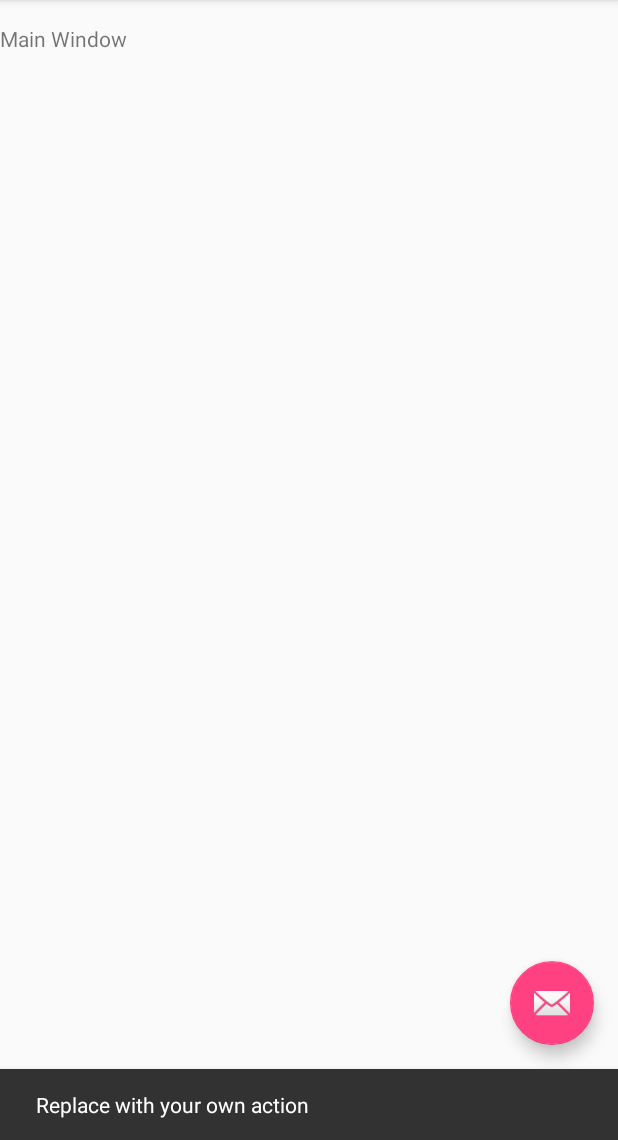
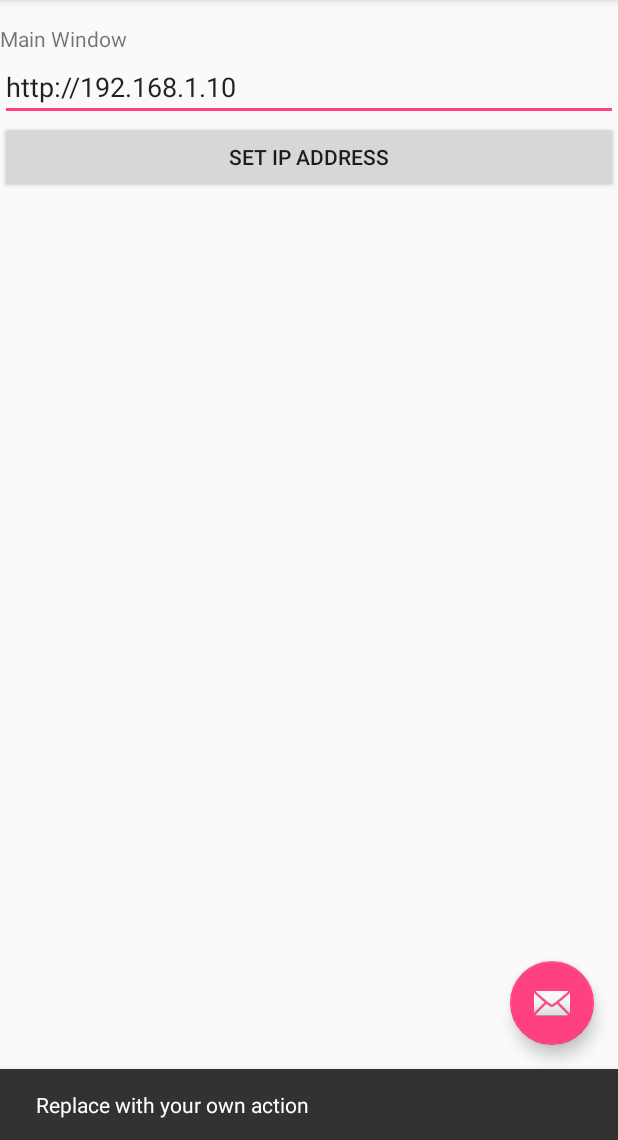
Before and after one commit to suhelhammoud/android.mcu, an Android app: the screen it shows after launch (MainActivity), after a tap on an icon or button, on a phone screen of 412 x 824 dp, the part 96-1236 px from its top. Run offline under Robolectric (Android 15) with nearby library versions, the phone set to English and light mode, and no system bars.

Commit message:
set ip address

```diff
--- a/app/src/main/java/sy/edu/au/nodemcu/F1Main.java
+++ b/app/src/main/java/sy/edu/au/nodemcu/F1Main.java
@@ -10,21 +10,49 @@ import android.util.Log;
 import android.view.LayoutInflater;
 import android.view.View;
 import android.view.ViewGroup;
+import android.widget.Button;
 import android.widget.EditText;
 import android.widget.TextView;
 
+import org.w3c.dom.Text;
+
 public class F1Main extends Fragment {
-    Activity activity = null;
 
     @Override
     public View onCreateView(LayoutInflater inflater, ViewGroup container,
                              Bundle savedInstanceState) {
-        View rootView = inflater.inflate(R.layout.f1_main, container, false);
-        activity = (Activity) getArguments().get("activity");
+        final View rootView = inflater.inflate(R.layout.f1_main, container, false);
 
-//        TextView textView = (TextView) rootView.findViewById(R.id.lbl);
+        TextView textIP = (TextView) rootView.findViewById(R.id.txtIP);
+
+        textIP.setOnFocusChangeListener(new View.OnFocusChangeListener() {
+            @Override
+            public void onFocusChange(View v, boolean hasFocus) {
+                if (hasFocus) {
+                    Log.d("suhel", "txtIP has lost focus");
+                    setIP((TextView) v);
+                }
+
+            }
+        });
 //        textView.setText(getString(R.string.section_format, getArguments().getInt("sn")));
+
+        Button btnSetIP = (Button) rootView.findViewById(R.id.btnSetIp);
+        btnSetIP.setOnClickListener(new View.OnClickListener() {
+            @Override
+            public void onClick(View v) {
+                Log.d("suhel", "btnSetIP was clicked");
+                setIP((TextView) rootView.findViewById(R.id.txtIP));
+
+            }
+        });
         return rootView;
+    }
+
+    public void setIP(TextView vIPl) {
+        String url = ((TextView) vIPl).getText().toString();
+        Log.d("suhel", "setIP to " + url);
+        MainActivity.ipAddress = url;
     }
 
 
--- a/app/src/main/java/sy/edu/au/nodemcu/F2Orienation.java
+++ b/app/src/main/java/sy/edu/au/nodemcu/F2Orienation.java
@@ -6,6 +6,7 @@ import android.util.Log;
 import android.view.LayoutInflater;
 import android.view.View;
 import android.view.ViewGroup;
+import android.widget.Button;
 import android.widget.TextView;
 
 public class F2Orienation extends Fragment {
@@ -27,6 +28,16 @@ public class F2Orienation extends Fragment {
         View rootView = inflater.inflate(R.layout.f2_orientation, container, false);
 //        TextView textView = (TextView) rootView.findViewById(R.id.lbl);
 //        textView.setText(getString(R.string.section_format, getArguments().getInt("sn")));
+
+        Button btnPrint = (Button) rootView.findViewById(R.id.btnPrintIP);
+        btnPrint.setOnClickListener(new View.OnClickListener() {
+            @Override
+            public void onClick(View v) {
+                String url = MainActivity.ipAddress;
+                Log.i("suhel", "btnPrint was clicked");
+                Log.i("suhel", "new ip address to " + url);
+            }
+        });
         return rootView;
     }
 }
--- a/app/src/main/java/sy/edu/au/nodemcu/MainActivity.java
+++ b/app/src/main/java/sy/edu/au/nodemcu/MainActivity.java
@@ -21,6 +21,8 @@ import android.widget.TextView;
 
 public class MainActivity extends AppCompatActivity {
 
+
+    public static String ipAddress = "http://192.168.1.11";
 
     private SectionsPagerAdapter mSectionsPagerAdapter;
 
--- a/app/src/main/res/layout/f1_main.xml
+++ b/app/src/main/res/layout/f1_main.xml
@@ -7,9 +7,14 @@
     android:layout_height="match_parent"
     tools:context=".MainActivity">
 
+    <LinearLayout
+        android:layout_width="match_parent"
+        android:layout_height="match_parent"
+        android:orientation="vertical">
+
         <TextView
             android:id="@+id/lbl1"
-        android:layout_width="wrap_content"
+            android:layout_width="match_parent"
             android:layout_height="wrap_content"
             android:layout_marginTop="@dimen/activity_vertical_margin"
             android:text="Main Window"
@@ -18,4 +23,23 @@
             tools:layout_constraintLeft_creator="1"
             tools:layout_constraintTop_creator="1" />
 
+        <EditText
+            android:id="@+id/txtIP"
+            android:layout_width="match_parent"
+            android:layout_height="wrap_content"
+            android:ems="10"
+            android:inputType="textPersonName"
+            android:text="http://192.168.1.10"
+            tools:layout_editor_absoluteX="8dp"
+            tools:layout_editor_absoluteY="66dp" />
+
+        <Button
+            android:id="@+id/btnSetIp"
+            android:layout_width="match_parent"
+            android:layout_height="wrap_content"
+            android:text="Set IP Address"
+            tools:layout_editor_absoluteX="8dp"
+            tools:layout_editor_absoluteY="137dp" />
+    </LinearLayout>
+
 </android.support.constraint.ConstraintLayout>
```
Also changed, not shown: app/src/main/res/layout/f2_orientation.xml (+16 -1 lines). Lines whose indentation alone changed are shown as unchanged.
